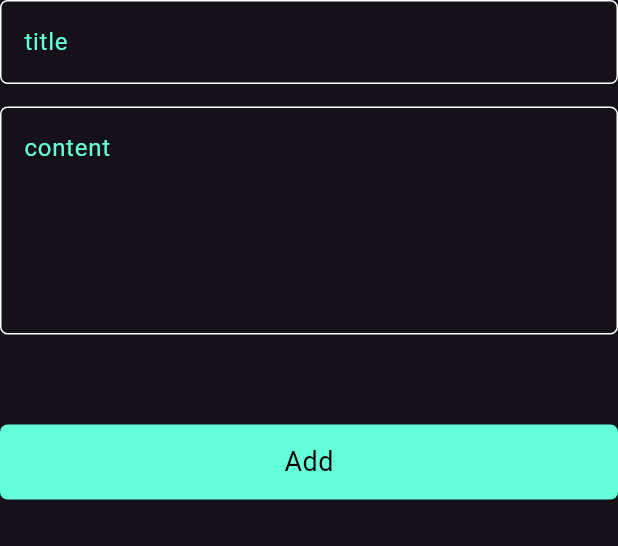
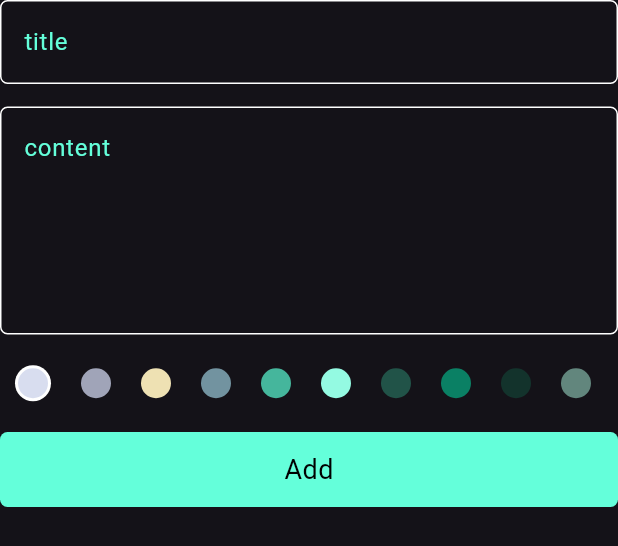
Before and after one commit to nourhanbakry/app_for_notes, a Flutter app: the AddNoteForm widget shown alone on an empty page, opened directly, on a phone screen of 412 x 824 dp. Shown: the top 546 px of the screen. Run offline on Flutter 3.47's test engine with Material 3 defaults, Android fonts, the phone set to English and light mode, and no system bars; our stand-ins replace bloc, flutter_bloc, hive, hive_flutter; accounts and stored records are empty.

Commit message:
add colors listview

```diff
--- a/lib/Widgets/add_note_form.dart
+++ b/lib/Widgets/add_note_form.dart
@@ -2,6 +2,7 @@ import 'package:flutter/material.dart';
 import 'package:flutter_bloc/flutter_bloc.dart';
 import 'package:notes/Cubits/add_note_cubit/add_note_cubit.dart';
 import 'package:notes/Cubits/add_note_cubit/add_note_state.dart';
+import 'package:notes/Widgets/colors_list_view.dart';
 import 'package:notes/Widgets/custom_button.dart';
 import 'package:notes/Widgets/custom_text_field.dart';
 import 'package:notes/models/note_model.dart';
@@ -40,7 +41,9 @@ class _AddNoteFormState extends State<AddNoteForm> {
             hintText: "content",
             maxLine: 5,
           ),
-          const SizedBox(height: 60),
+          const SizedBox(height: 20),
+          const ColorsListView(),
+          const SizedBox(height: 20),
           BlocBuilder<AddNoteCubit, AddNoteState>(
             builder: (context, state) {
               return CustomButton(
--- /dev/null
+++ b/lib/Widgets/color_item.dart
@@ -0,0 +1,22 @@
+import 'package:flutter/material.dart';
+
+class ColorItem extends StatelessWidget {
+  bool isActive;
+  Color color;
+  ColorItem({super.key, required this.isActive,required this.color});
+
+  @override
+  Widget build(BuildContext context) {
+    return isActive
+        ?  Padding(
+            padding:const EdgeInsets.symmetric(horizontal: 10),
+            child: CircleAvatar(
+                backgroundColor: Colors.white,
+                radius: 12,
+                child: CircleAvatar(backgroundColor: color, radius: 10)))
+        :  Padding(
+            padding:const EdgeInsets.symmetric(horizontal: 10),
+            child: CircleAvatar(backgroundColor: color, radius: 10),
+          );
+  }
+}
--- /dev/null
+++ b/lib/Widgets/colors_list_view.dart
@@ -0,0 +1,48 @@
+import 'package:flutter/material.dart';
+import 'package:notes/Widgets/color_item.dart';
+
+class ColorsListView extends StatefulWidget {
+  const ColorsListView({super.key});
+
+  @override
+  State<ColorsListView> createState() => _ColorsListViewState();
+}
+
+class _ColorsListViewState extends State<ColorsListView> {
+  @override
+  int currentIndex = 0;
+  List<Color> colorsPallet = const [
+    Color(0XFFD8DDEF),
+    Color(0XFFA0A4B8),
+    Color(0XFFEEE1B3),
+    Color(0XFF7293A0),
+    Color(0XFF45B69C),
+    Color.fromARGB(255, 148, 250, 226),
+    Color.fromARGB(255, 33, 83, 72),
+    Color.fromARGB(255, 10, 128, 100),
+    Color.fromARGB(255, 19, 51, 44),
+    Color.fromARGB(255, 98, 134, 125),
+    Color.fromARGB(255, 8, 19, 17),
+    Color.fromARGB(255, 30, 78, 66),
+    Color.fromARGB(255, 37, 91, 78)
+  ];
+  @override
+  Widget build(BuildContext context) {
+    return SizedBox(
+      height: 25,
+      child: ListView.builder(
+          itemCount: colorsPallet.length,
+          scrollDirection: Axis.horizontal,
+          itemBuilder: (context, index) {
+            return GestureDetector(
+                onTap: () {
+                  currentIndex = index;
+                  setState(() {});
+                },
+                child: ColorItem(
+                    isActive: currentIndex == index,
+                    color: colorsPallet[index]));
+          }),
+    );
+  }
+}
```
